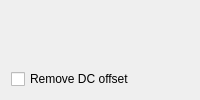
Old version of the form src/main/ui/spectrumplotter.ui in the repository BUNPC/PyImageOCT.
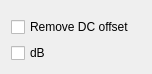
New version of the form.

Commit message: Vis widgets

The edit to the form file:
```diff
--- a/src/main/ui/spectrumplotter.ui
+++ b/src/main/ui/spectrumplotter.ui
@@ -1,10 +1,15 @@
 <?xml version="1.0"?>
 <ui version="4.0">
- <author></author>
- <comment></comment>
- <exportmacro></exportmacro>
- <class>Form</class>
- <widget class="QWidget" name="widgetSpectrum" native="true">
+ <class>widgetSpectrum</class>
+ <widget class="QWidget" name="widgetSpectrum">
+  <property name="geometry">
+   <rect>
+    <x>0</x>
+    <y>0</y>
+    <width>128</width>
+    <height>42</height>
+   </rect>
+  </property>
        <layout class="QGridLayout" name="layoutSpectrumGroup">
         <item row="1" column="0">
          <widget class="QCheckBox" name="checkRemoveDC">
@@ -16,15 +21,22 @@
           </property>
          </widget>
         </item>
-        <item row="0" column="0">
+   <item row="0" column="0" colspan="2">
          <widget class="QWidget" name="widgetSpec" native="true">
           <property name="autoFillBackground">
            <bool>true</bool>
           </property>
          </widget>
         </item>
-       </layout>
-      </widget>
- <pixmapfunction></pixmapfunction>
+   <item row="2" column="0">
+    <widget class="QCheckBox" name="checkBox">
+     <property name="text">
+      <string>dB</string>
+     </property>
+    </widget>
+   </item>
+  </layout>
+ </widget>
+ <resources/>
  <connections/>
 </ui>
```
Left out of the diff: 2 changed lines with no effect on the pictures. Lines whose indentation alone changed are shown as unchanged. The commit also changes 6 other files.
